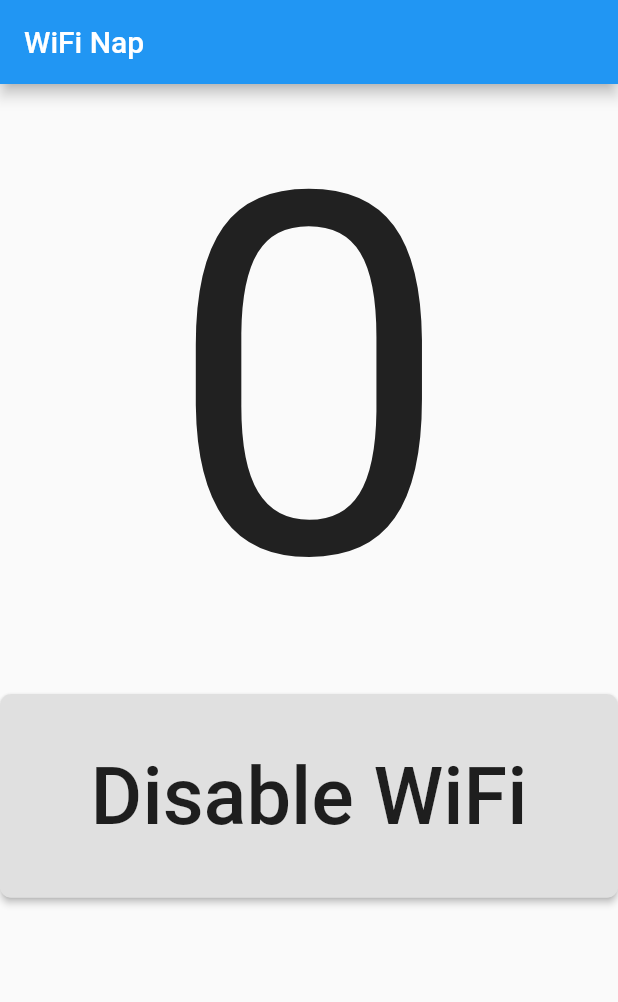
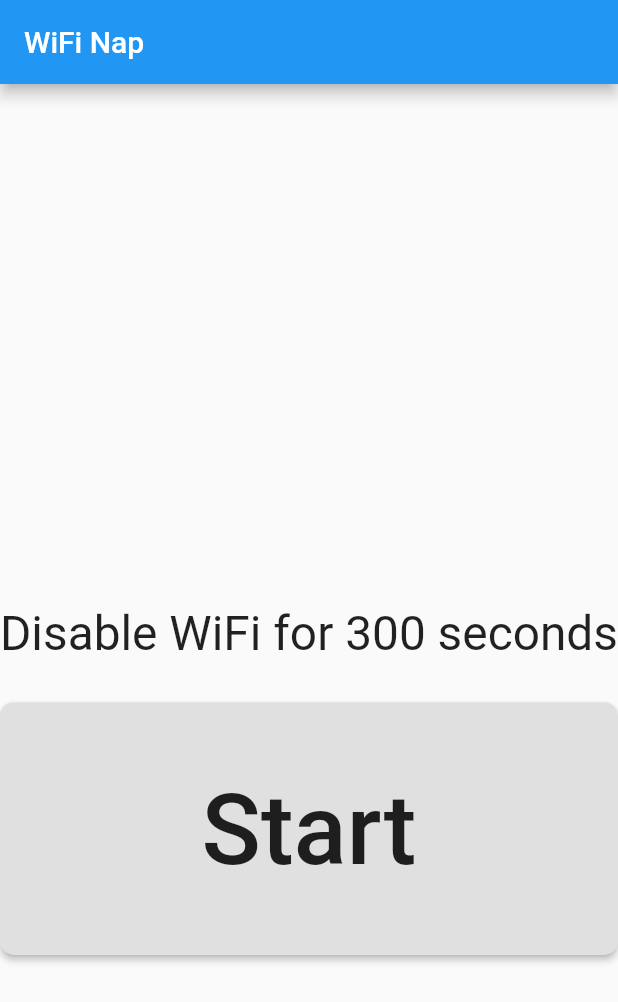
Before and after one commit to davidfung/wifinap, a Flutter app: the screen it shows after launch, on a phone screen of 412 x 824 dp. Shown: the top 1002 px of the screen. Run offline on Flutter 3.47's test engine with Material 2 defaults, Android fonts, the phone set to English and light mode, and no system bars; our stand-ins replace shared_preferences; missing offline and left inert: android_alarm_manager, wifi_iot.

Commit message:
Refactor the structure of the code base

```diff
--- a/lib/constants.dart
+++ b/lib/constants.dart
@@ -1,14 +1,24 @@
 import 'package:flutter/material.dart';
 
+// Strings
 const String appTitle = 'WiFi Nap';
 const String aboutUrl = 'https://amg99.com';
 
+// Styles
 const TextStyle captionStyle =
     TextStyle(fontWeight: FontWeight.bold, fontSize: 18);
 const TextStyle bodyStyle = TextStyle(fontSize: 16);
 const TextStyle linkStyle = TextStyle(fontSize: 18, color: Colors.blue);
 
-/*
- * Settings
- */
-const settingNapTime = 5; // minutes
+// Shared Preferences keys
+const String keyCounter = 'counter';
+const String keyNapCount = 'napCount'; // nap time = nap count x alarm duration
+
+// Settings
+const int defaultNapCount = 300; //15;
+
+// Isolate
+const String isolateName = 'isolate';
+
+// Alarm
+const alarmDuration = 1; // in seconds
--- a/lib/widgets/wifistatus.dart
+++ b/lib/widgets/wifistatus.dart
@@ -4,9 +4,9 @@ import 'dart:ui';
 
 import 'package:android_alarm_manager/android_alarm_manager.dart';
 import 'package:flutter/material.dart';
-import 'package:shared_preferences/shared_preferences.dart';
 import 'package:wifi_iot/wifi_iot.dart';
 
+import '../constants.dart';
 import '../main.dart';
 
 const iconSize = 200.0;
@@ -27,10 +27,6 @@ const Icon statusOffIcon = Icon(
   color: Colors.red,
 );
 
-//const alarmDuration = 3; // in seconds
-const alarmDuration = 60; // in seconds
-const alarmCount = 5; // nap time = alarmDuration x alarmCount
-
 // The callback for the alarm.  Whenever the alarm fires, send a null
 // message to the UI Isolate.
 Future<void> callback() async {
@@ -45,30 +41,39 @@ class WiFiStatus extends StatefulWidget {
 }
 
 class _WiFiStatusState extends State<WiFiStatus> {
-  int currentCount = 0;
+  int napCount;
+  int counter;
+  bool alarmActive = false;
+  final alarmID = Random().nextInt(pow(2, 31));
 
   @override
   void initState() {
     super.initState();
     // Make this state listens to the background isolate.
     port.listen((_) async => await _decrementCounter());
+    napCount = prefs.getInt(keyNapCount);
+    counter = prefs.getInt(keyCounter);
   }
 
   Future<void> _decrementCounter() async {
-    // increment the counter
-    final prefs = await SharedPreferences.getInstance();
-    currentCount = prefs.getInt(countKey) - 1;
-    await prefs.setInt(countKey, currentCount);
-    setState(() {});
+    // Do nothing if alarm not active
+    if (!alarmActive) {
+      return;
+    }
+
+    // Decrement the counter.
+    counter = prefs.getInt(keyCounter) - 1;
+    await prefs.setInt(keyCounter, counter);
 
     // If time's up, re-enable Wifi, else re-schedule alarm.
-    if (currentCount <= 0) {
+    if (counter <= 0) {
       print("==== Time's Up !! Enableing WiFi");
       await WiFiForIoTPlugin.setEnabled(true);
+      alarmActive = false;
     } else {
-      print("==== Counting... $currentCount");
+      print("==== Counting... $counter");
       await AndroidAlarmManager.oneShot(
-        const Duration(seconds: 3),
+        const Duration(seconds: alarmDuration),
         Random().nextInt(pow(2, 31)),
         callback,
         exact: true,
@@ -84,12 +89,26 @@ class _WiFiStatusState extends State<WiFiStatus> {
 
   @override
   Widget build(BuildContext context) {
+    if (alarmActive) {
+      return _alarmActiveWidget();
+    } else {
+      return _alarmInactiveWidget();
+    }
+  }
+
+  Widget _alarmActiveWidget() {
+    String minutes = "minute";
+    if (counter > 1) {
+      minutes += 's';
+    }
     return Column(
       children: <Widget>[
         Expanded(
           flex: 1,
           child: FittedBox(
-              alignment: Alignment.bottomCenter, child: Text("$currentCount")),
+            alignment: Alignment.bottomCenter,
+            child: Text("$counter"),
+          ),
         ),
         Expanded(
           flex: 1,
@@ -97,15 +116,45 @@ class _WiFiStatusState extends State<WiFiStatus> {
               fit: BoxFit.contain,
               alignment: Alignment.topCenter,
               child: RaisedButton(
-                child: Text("Disable WiFi"),
+                child: Text("Cancel"),
+                onPressed: () async {
+                  print("==== Cancelled");
+                  await WiFiForIoTPlugin.setEnabled(true);
+                  await AndroidAlarmManager.cancel(alarmID);
+                  alarmActive = false;
+                  setState(() {});
+                },
+              )),
+        ),
+      ],
+    );
+  }
+
+  Widget _alarmInactiveWidget() {
+    return Column(
+      children: <Widget>[
+        Expanded(
+          flex: 1,
+          child: FittedBox(
+            alignment: Alignment.bottomCenter,
+            child: Text("Disable WiFi for $napCount seconds"),
+          ),
+        ),
+        Expanded(
+          flex: 1,
+          child: FittedBox(
+              fit: BoxFit.contain,
+              alignment: Alignment.topCenter,
+              child: RaisedButton(
+                child: Text("Start"),
                 onPressed: () async {
                   final DateTime now = DateTime.now();
                   print("================ [$now] Button pressed! Disable WiFi");
-                  currentCount = alarmCount;
-                  await prefs.setInt(countKey, alarmCount);
+                  counter = napCount;
+                  await prefs.setInt(keyCounter, counter);
                   await AndroidAlarmManager.oneShot(
                     const Duration(seconds: alarmDuration),
-                    Random().nextInt(pow(2, 31)),
+                    alarmID,
                     callback,
                     exact: true,
                     wakeup: true,
@@ -113,6 +162,7 @@ class _WiFiStatusState extends State<WiFiStatus> {
                     rescheduleOnReboot: true,
                   );
                   await WiFiForIoTPlugin.setEnabled(false);
+                  alarmActive = true;
                   setState(() {});
                 },
               )),
```
Also changed, not shown: lib/main.dart (+8 -9 lines).
